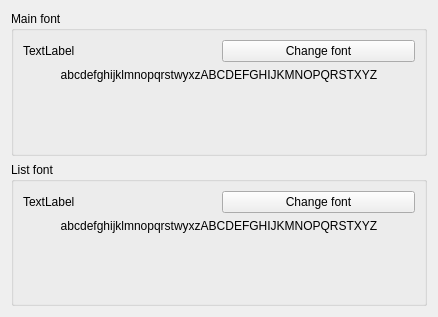
Above: Pages/fontspage.ui from Puziek/GlobalCMD before the change. Below: the same form after it.
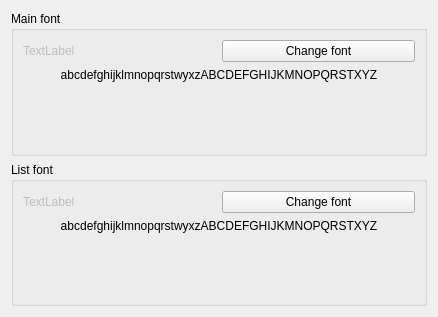
That is the form after the change.

Patch:
```diff
--- a/Pages/fontspage.ui
+++ b/Pages/fontspage.ui
@@ -24,6 +24,9 @@
        <layout class="QHBoxLayout" name="horizontalLayout_2">
         <item>
          <widget class="QLabel" name="l_mainFontName">
+          <property name="enabled">
+           <bool>false</bool>
+          </property>
           <property name="text">
            <string>TextLabel</string>
           </property>
@@ -64,6 +67,9 @@
        <layout class="QHBoxLayout" name="horizontalLayout">
         <item>
          <widget class="QLabel" name="l_listFontName">
+          <property name="enabled">
+           <bool>false</bool>
+          </property>
           <property name="text">
            <string>TextLabel</string>
           </property>
```
